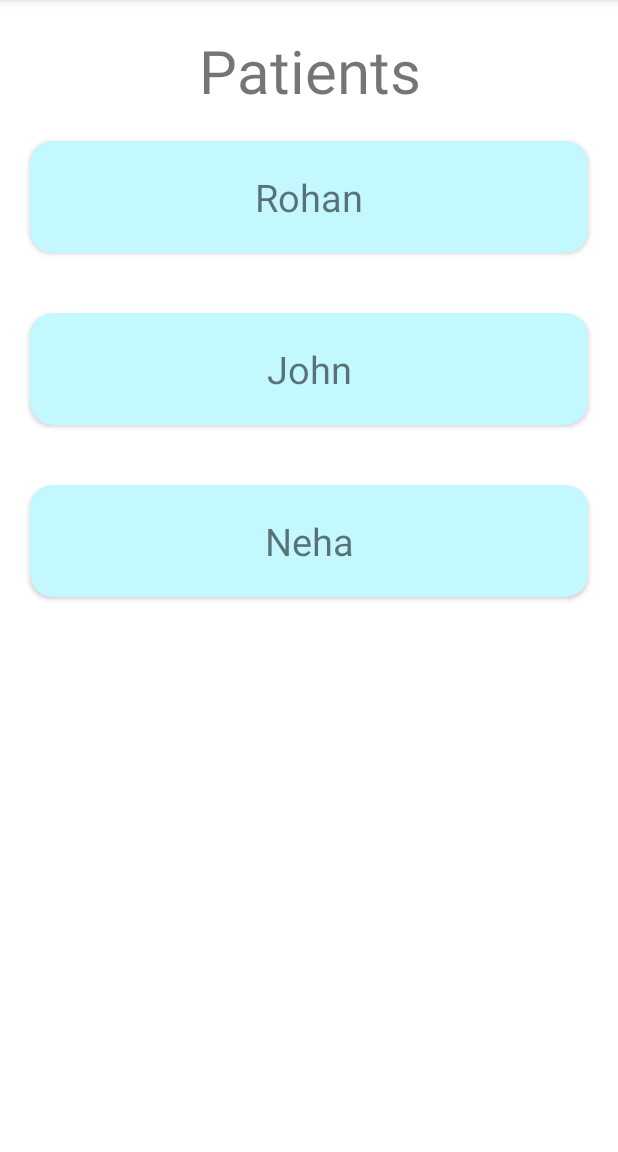
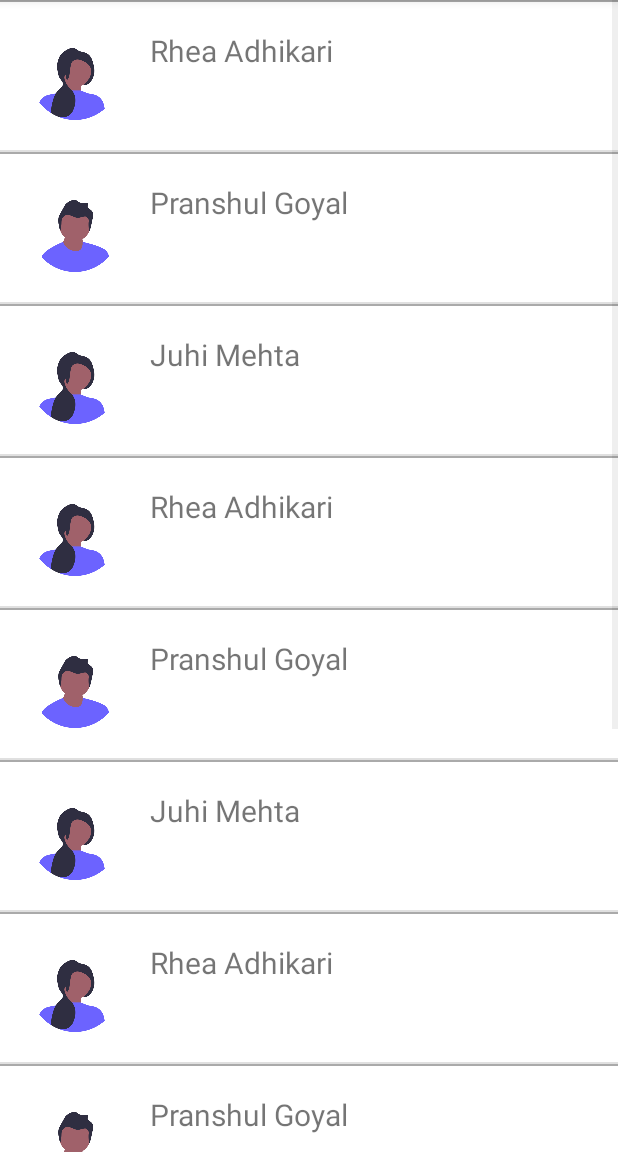
Before and after one commit to RheaAdh/Destress, an Android app: the CareGiver screen opened directly, with no data from a screen before it, on a phone screen of 412 x 824 dp, the part 84-1236 px from its top. Run offline under Robolectric (Android 15) with nearby library versions, the phone set to English and light mode, and no system bars.

Commit message:
list View

```diff
--- a/app/src/main/java/com/example/stressmanagementapp/CareGiver.java
+++ b/app/src/main/java/com/example/stressmanagementapp/CareGiver.java
@@ -1,15 +1,36 @@
 package com.example.stressmanagementapp;
 
 import android.os.Bundle;
+import android.widget.ListView;
 
 import androidx.annotation.Nullable;
 import androidx.appcompat.app.AppCompatActivity;
+
+import java.util.ArrayList;
 
 public class CareGiver extends AppCompatActivity {
     @Override
     protected void onCreate(@Nullable Bundle savedInstanceState) {
         super.onCreate(savedInstanceState);
         setContentView(R.layout.caregiver);
+        ListView listView=findViewById(R.id.listView);
+        ArrayList<Person> personArrayList = new ArrayList<>();
+        personArrayList.add(new Person(R.drawable.girl,"Rhea Adhikari",200,5000,"rheadhikari@gmail.com"));
+        personArrayList.add(new Person(R.drawable.boy,"Pranshul Goyal",300,7000,"rheadhikari@gmail.com"));
+        personArrayList.add(new Person(R.drawable.girl,"Juhi Mehta",100,9000,"rheadhikari@gmail.com"));
+        personArrayList.add(new Person(R.drawable.girl,"Rhea Adhikari",200,5000,"rheadhikari@gmail.com"));
+        personArrayList.add(new Person(R.drawable.boy,"Pranshul Goyal",300,7000,"rheadhikari@gmail.com"));
+        personArrayList.add(new Person(R.drawable.girl,"Juhi Mehta",100,9000,"rheadhikari@gmail.com"));
+        personArrayList.add(new Person(R.drawable.girl,"Rhea Adhikari",200,5000,"rheadhikari@gmail.com"));
+        personArrayList.add(new Person(R.drawable.boy,"Pranshul Goyal",300,7000,"rheadhikari@gmail.com"));
+        personArrayList.add(new Person(R.drawable.girl,"Juhi Mehta",100,9000,"rheadhikari@gmail.com"));
+        personArrayList.add(new Person(R.drawable.girl,"Rhea Adhikari",200,5000,"rheadhikari@gmail.com"));
+        personArrayList.add(new Person(R.drawable.boy,"Pranshul Goyal",300,7000,"rheadhikari@gmail.com"));
+        personArrayList.add(new Person(R.drawable.girl,"Juhi Mehta",100,9000,"rheadhikari@gmail.com"));
+
+        PersonAdapter personAdapter = new PersonAdapter(this,R.layout.list_row,personArrayList);
+        listView.setAdapter(personAdapter);
+
     }
 
     @Override
--- a/app/src/main/java/com/example/stressmanagementapp/LoginActivity.java
+++ b/app/src/main/java/com/example/stressmanagementapp/LoginActivity.java
@@ -23,8 +23,9 @@ public class LoginActivity extends AppCompatActivity {
 
             Toast.makeText(LoginActivity.this, username + "has logged in!", Toast.LENGTH_LONG).show();
 
-//            Intent intent = new Intent(LoginActivity.this, CareGiver.class);
-            Intent intent = new Intent(LoginActivity.this, Admin.class);
+            Intent intent = new Intent(LoginActivity.this, CareGiver.class);
+//            Intent intent = new Intent(LoginActivity.this, Admin.class);
+//            Intent intent = new Intent(LoginActivity.this, Profile.class);
             intent.putExtra("username", username);
             startActivity(intent);
         });
--- /dev/null
+++ b/app/src/main/java/com/example/stressmanagementapp/Person.java
@@ -0,0 +1,57 @@
+package com.example.stressmanagementapp;
+
+public class Person {
+    int Image;
+    String Name;
+    int time;
+    int steps;
+    String email;
+
+    public Person(int image, String name, int time, int steps, String email) {
+        Image = image;
+        Name = name;
+        this.time = time;
+        this.steps = steps;
+        this.email = email;
+    }
+
+    public int getImage() {
+        return Image;
+    }
+
+    public void setImage(int image) {
+        Image = image;
+    }
+
+    public String getName() {
+        return Name;
+    }
+
+    public void setName(String name) {
+        Name = name;
+    }
+
+    public int getTime() {
+        return time;
+    }
+
+    public void setTime(int time) {
+        this.time = time;
+    }
+
+    public int getSteps() {
+        return steps;
+    }
+
+    public void setSteps(int steps) {
+        this.steps = steps;
+    }
+
+    public String getEmail() {
+        return email;
+    }
+
+    public void setEmail(String email) {
+        this.email = email;
+    }
+}
--- /dev/null
+++ b/app/src/main/java/com/example/stressmanagementapp/PersonAdapter.java
@@ -0,0 +1,39 @@
+package com.example.stressmanagementapp;
+
+import android.content.Context;
+import android.view.LayoutInflater;
+import android.view.View;
+import android.view.ViewGroup;
+import android.widget.ArrayAdapter;
+import android.widget.ImageView;
+import android.widget.TextView;
+
+import androidx.annotation.NonNull;
+import androidx.annotation.Nullable;
+
+import java.util.ArrayList;
+
+public class PersonAdapter extends ArrayAdapter<Person> {
+    private Context mContext;
+    private int mResource;
+
+    public PersonAdapter(@NonNull Context context, int resource, @NonNull ArrayList<Person> objects) {
+        super(context, resource, objects);
+        this.mContext = context;
+        this.mResource = resource;
+    }
+
+    @NonNull
+    @Override
+    public View getView(int position, @Nullable View convertView, @NonNull ViewGroup parent) {
+        LayoutInflater layoutInflater = LayoutInflater.from(mContext);
+        convertView = layoutInflater.inflate(mResource,parent,false);
+
+        ImageView imageView = convertView.findViewById(R.id.imgLeft);
+        TextView txtName = convertView.findViewById(R.id.txt);
+        imageView.setImageResource(getItem(position).getImage());
+        txtName.setText(getItem(position).getName());
+
+        return convertView;
+    }
+}
--- a/app/src/main/res/layout/caregiver.xml
+++ b/app/src/main/res/layout/caregiver.xml
@@ -1,69 +1,15 @@
 <?xml version="1.0" encoding="utf-8"?>
-<LinearLayout xmlns:android="http://schemas.android.com/apk/res/android"
+<androidx.constraintlayout.widget.ConstraintLayout xmlns:android="http://schemas.android.com/apk/res/android"
     android:layout_width="match_parent"
     android:layout_height="match_parent"
-    xmlns:app="http://schemas.android.com/apk/res-auto"
-    android:orientation="vertical">
-   <TextView
-       android:layout_width="match_parent"
-       android:layout_height="wrap_content"
-       android:text="Patients"
-       android:gravity="center"
-       android:textSize="40sp"
-       android:layout_marginTop="20sp"
-       />
-    <LinearLayout
-        android:layout_width="match_parent"
-        android:layout_height="wrap_content"
-        android:orientation="vertical"
-        >
-        <androidx.cardview.widget.CardView
-            android:layout_width="match_parent"
-            android:layout_height="match_parent"
-            android:layout_margin="20dp"
-            app:cardCornerRadius="15dp"
-            android:minHeight="60dp"
-            app:cardBackgroundColor="#C3F8FF"
-            >
-            <TextView
-                android:layout_width="match_parent"
-                android:layout_height="match_parent"
-                android:text="Rohan"
-                android:textAlignment="center"
-                android:textSize="25dp"
-                android:layout_margin="20dp"/>
-        </androidx.cardview.widget.CardView>
-        <androidx.cardview.widget.CardView
-            android:layout_width="match_parent"
-            android:layout_height="match_parent"
-            android:layout_margin="20dp"
-            app:cardCornerRadius="15dp"
-            android:minHeight="60dp"
-            app:cardBackgroundColor="#C3F8FF"
-            >
-            <TextView
-                android:layout_width="match_parent"
-                android:layout_height="match_parent"
-                android:text="John"
-                android:textAlignment="center"
-                android:textSize="25dp"
-                android:layout_margin="20dp"/>
-        </androidx.cardview.widget.CardView>
-        <androidx.cardview.widget.CardView
-            android:layout_width="match_parent"
-            android:layout_height="match_parent"
-            android:layout_margin="20dp"
-            app:cardCornerRadius="15dp"
-            android:minHeight="60dp"
-            app:cardBackgroundColor="#C3F8FF"
-            >
-            <TextView
-                android:layout_width="match_parent"
-                android:layout_height="match_parent"
-                android:text="Neha"
-                android:textAlignment="center"
-                android:textSize="25dp"
-                android:layout_margin="20dp"/>
-        </androidx.cardview.widget.CardView>
-    </LinearLayout>
-</LinearLayout>
+    xmlns:app="http://schemas.android.com/apk/res-auto">
+    <ListView
+        android:id="@+id/listView"
+        android:layout_width="0dp"
+        android:layout_height="0dp"
+        app:layout_constraintBottom_toBottomOf="parent"
+        app:layout_constraintEnd_toEndOf="parent"
+        app:layout_constraintStart_toStartOf="parent"
+        app:layout_constraintTop_toTopOf="parent"
+        />
+</androidx.constraintlayout.widget.ConstraintLayout>
--- /dev/null
+++ b/app/src/main/res/layout/list_row.xml
@@ -0,0 +1,32 @@
+<?xml version="1.0" encoding="utf-8"?>
+<RelativeLayout
+    xmlns:android="http://schemas.android.com/apk/res/android"
+    android:layout_height="match_parent"
+    android:layout_width="match_parent"
+    >
+    <LinearLayout
+        android:layout_width="match_parent"
+        android:layout_height="wrap_content"
+        android:padding="20dp"
+        >
+    <ImageView
+        android:id="@+id/imgLeft"
+        android:layout_width="60dp"
+        android:layout_height="60dp"
+        android:src="@color/black"
+        />
+    <TextView
+        android:id="@+id/txt"
+        android:layout_width="wrap_content"
+        android:layout_height="wrap_content"
+        android:layout_toRightOf="@id/imgLeft"
+        android:layout_marginLeft="20dp"
+        android:textSize="20dp"
+
+        />
+    </LinearLayout>
+    <View
+        android:layout_width="match_parent"
+        android:layout_height="1dp"
+        android:background="@android:color/darker_gray"/>
+</RelativeLayout>
```
Also changed, not shown: app/src/main/res/drawable/boy.png (added), app/src/main/res/drawable/girl.png (added).
